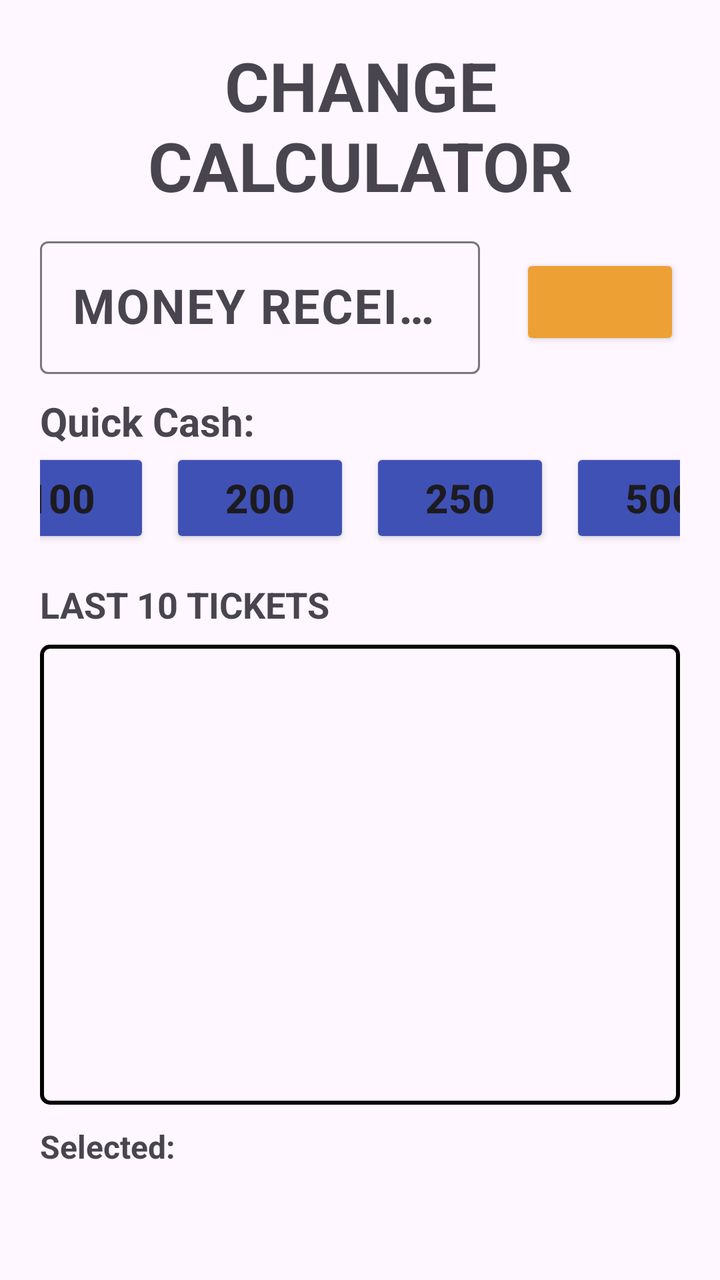
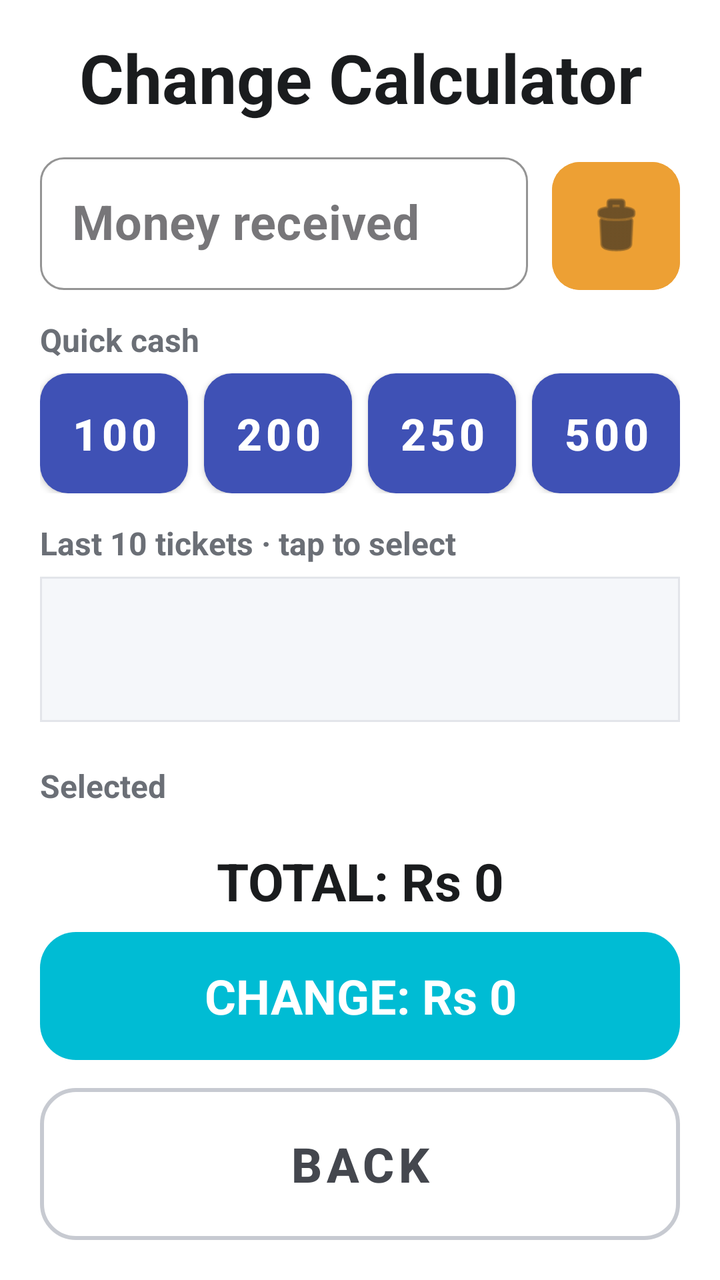

Screens rendered from an Android XML layout before and after an edit, with the pre-edit source and the edit as a unified diff.
<!-- AndroidManifest.xml: application theme Theme.BusTicketPOS -->
<!-- res/layout/activity_calculator.xml -->
<?xml version="1.0" encoding="utf-8"?>
<LinearLayout xmlns:android="http://schemas.android.com/apk/res/android"
    xmlns:app="http://schemas.android.com/apk/res-auto"
    xmlns:tools="http://schemas.android.com/tools"
    android:id="@+id/main"
    android:layout_width="match_parent"
    android:layout_height="match_parent"
    android:orientation="vertical"
    tools:context=".Calculator">

    <LinearLayout
        android:layout_width="match_parent"
        android:layout_height="wrap_content"
        android:orientation="vertical"
        android:paddingLeft="20dp"
        android:paddingTop="20dp"
        android:paddingRight="20dp"
        android:paddingBottom="20dp">

        <TextView
            android:id="@+id/textView2"
            android:layout_width="match_parent"
            android:layout_height="wrap_content"
            android:text="CHANGE CALCULATOR"
            android:textAlignment="center"
            android:textSize="34sp"
            android:textStyle="bold" />

        <LinearLayout
            android:layout_width="match_parent"
            android:layout_height="wrap_content"
            android:layout_marginTop="10dp"
            android:gravity="clip_horizontal|center_vertical"
            android:orientation="horizontal">

            <com.google.android.material.textfield.TextInputLayout
                android:layout_width="0dp"
                android:layout_height="wrap_content"
                android:layout_gravity="center_vertical"
                android:layout_marginRight="10dp"
                android:layout_weight="1"
                android:gravity="center_vertical">

                <EditText
                    android:id="@+id/money_received"
                    android:layout_width="match_parent"
                    android:layout_height="wrap_content"
                    android:layout_gravity="center_vertical"
                    android:hint="MONEY RECEIVED"
                    android:imeOptions="actionDone"
                    android:importantForAutofill="no"
                    android:inputType="number"
                    android:singleLine="true"
                    android:textAlignment="center"
                    android:textColorHint="#A1887F"
                    android:textSize="24sp"
                    android:textStyle="bold" />

            </com.google.android.material.textfield.TextInputLayout>

            <Button
                android:id="@+id/btn_clear"
                android:layout_width="80dp"
                android:layout_height="wrap_content"
                android:layout_gravity="center_vertical"
                android:layout_marginLeft="10dp"
                android:backgroundTint="#EDA034"
                android:contentDescription="Clear Button"
                android:gravity="center_horizontal|center_vertical"
                android:paddingLeft="0dp"
                android:paddingTop="0dp"
                android:paddingRight="0dp"
                android:paddingBottom="0dp"
                android:textColor="#000000"
                android:textSize="14sp"
                app:cornerRadius="10dp"
                app:icon="@android:drawable/ic_menu_delete"
                app:iconGravity="textStart"
                app:iconPadding="0dp"
                app:iconSize="30sp" />

        </LinearLayout>

        <TextView
            android:id="@+id/textView"
            android:layout_width="wrap_content"
            android:layout_height="wrap_content"
            android:layout_marginTop="10dp"
            android:text="Quick Cash:"
            android:textSize="20sp"
            android:textStyle="bold" />

        <LinearLayout
            android:layout_width="match_parent"
            android:layout_height="wrap_content"
            android:gravity="center_horizontal"
            android:orientation="horizontal">

            <Button
                android:id="@+id/quick_100"
                android:layout_width="90dp"
                android:layout_height="50dp"
                android:backgroundTint="#3F51B5"
                android:text="100"
                android:textSize="20sp"
                android:textStyle="bold"
                app:cornerRadius="0dp" />

            <Button
                android:id="@+id/quick_200"
                android:layout_width="90dp"
                android:layout_height="50dp"
                android:layout_marginLeft="10dp"
                android:backgroundTint="#3F51B5"
                android:text="200"
                android:textSize="20sp"
                android:textStyle="bold"
                app:cornerRadius="0dp" />

            <Button
                android:id="@+id/quick_250"
                android:layout_width="90dp"
                android:layout_height="50dp"
                android:layout_marginLeft="10dp"
                android:backgroundTint="#3F51B5"
                android:text="250"
                android:textSize="20sp"
                android:textStyle="bold"
                app:cornerRadius="0dp" />

            <Button
                android:id="@+id/quick_500"
                android:layout_width="90dp"
                android:layout_height="50dp"
                android:layout_marginLeft="10dp"
                android:backgroundTint="#3F51B5"
                android:text="500"
                android:textSize="20sp"
                android:textStyle="bold"
                app:cornerRadius="0dp" />
        </LinearLayout>

        
        
        

        <LinearLayout
            android:layout_width="match_parent"
            android:layout_height="wrap_content"
            android:layout_marginTop="16dp"
            android:gravity="center_vertical"
            android:orientation="horizontal">

            <TextView
                android:id="@+id/last_tickets_label"
                android:layout_width="0dp"
                android:layout_height="wrap_content"
                android:layout_weight="1"
                android:text="LAST 10 TICKETS"
                android:textSize="18sp"
                android:textStyle="bold" />

        </LinearLayout>

        <androidx.recyclerview.widget.RecyclerView
            android:id="@+id/rv_last_tickets"
            android:layout_width="match_parent"
            android:layout_height="230dp"
            android:layout_marginTop="8dp"
            android:background="@drawable/bg_recycler_border"
            android:paddingLeft="5dp"
            android:paddingTop="5dp"
            android:paddingRight="5dp"
            android:paddingBottom="5dp"
            tools:listitem="@layout/item_last_ticket" />

        
        <TextView
            android:layout_width="wrap_content"
            android:layout_height="wrap_content"
            android:layout_marginTop="10dp"
            android:text="Selected:"
            android:textSize="16sp"
            android:textStyle="bold" />

        <HorizontalScrollView
            android:layout_width="match_parent"
            android:layout_height="wrap_content"
            android:minHeight="50dp"
            android:scrollbars="none">

            <com.google.android.material.chip.ChipGroup
                android:id="@+id/chips_selected"
                android:layout_width="wrap_content"
                android:layout_height="wrap_content"
                app:chipSpacingHorizontal="6dp"
                app:singleLine="true" />

        </HorizontalScrollView>

        
        <TextView
            android:id="@+id/tv_total"
            android:layout_width="match_parent"
            android:layout_height="wrap_content"
            android:layout_marginTop="10dp"
            android:text="TOTAL: Rs 0"
            android:textAlignment="center"
            android:textSize="26sp"
            android:textStyle="bold" />

        
        <TextView
            android:id="@+id/tv_change"
            android:layout_width="350dp"
            android:layout_height="60dp"
            android:layout_gravity="center_horizontal"
            android:layout_marginTop="6dp"
            android:background="#00BCD4"
            android:gravity="center_vertical"
            android:text="CHANGE: Rs 0"
            android:textAlignment="center"
            android:textColor="#FFFFFF"
            android:textSize="26sp"
            android:textStyle="bold"
            tools:ignore="TextContrastCheck" />

    </LinearLayout>

    <LinearLayout
        android:layout_width="match_parent"
        android:layout_height="wrap_content"
        android:gravity="center_horizontal"
        android:orientation="vertical"
        android:paddingLeft="20dp"
        android:paddingRight="20dp">

        <Button
            android:id="@+id/btn_back"
            android:layout_width="350dp"
            android:layout_height="wrap_content"
            android:backgroundTint="#FF0000"
            android:text="Back"
            android:textSize="34sp"
            app:cornerRadius="0dp" />
    </LinearLayout>

</LinearLayout>
<!-- res/layout/item_last_ticket.xml (included above) -->
<?xml version="1.0" encoding="utf-8"?>
<LinearLayout xmlns:android="http://schemas.android.com/apk/res/android"
    android:layout_width="match_parent"
    android:layout_height="wrap_content"
    android:layout_marginBottom="8dp"
    android:orientation="horizontal"
    android:padding="12dp"
    android:background="#FFFFFF"
    android:elevation="2dp">

    <LinearLayout
        android:layout_width="0dp"
        android:layout_height="wrap_content"
        android:layout_weight="1"
        android:orientation="vertical">

        <TextView
            android:id="@+id/tv_faretype"
            android:layout_width="wrap_content"
            android:layout_height="wrap_content"
            android:text="FARETYPE"
            android:textSize="16sp"
            android:textStyle="bold" />

        <TextView
            android:id="@+id/tv_meta"
            android:layout_width="match_parent"
            android:layout_height="wrap_content"
            android:gravity="center_vertical"
            android:text="TIME • TRIP"
            android:textSize="13sp" />
    </LinearLayout>

    <TextView
        android:id="@+id/tv_amount"
        android:layout_width="wrap_content"
        android:layout_height="wrap_content"
        android:text="Rs X"
        android:textSize="20sp"
        android:textStyle="bold" />
</LinearLayout>
<!-- resources referenced by this layout -->
<resources>
  <!-- drawable bg_recycler_border (drawable) -->
  <shape xmlns:android="http://schemas.android.com/apk/res/android">
      <solid android:color="@android:color/transparent"/>
      <stroke
          android:width="2dp"
          android:color="@android:color/black"/>
      <corners android:radius="4dp"/>
  </shape>
  <!-- unchanged entries left out for length: 7 -->
</resources>

<!-- the commit's change to res/layout/activity_calculator.xml (unified diff, before → after) -->
@@ -5,188 +5,149 @@
     android:id="@+id/main"
     android:layout_width="match_parent"
     android:layout_height="match_parent"
+    android:background="@color/ui_surface"
     android:orientation="vertical"
+    android:paddingStart="20dp"
+    android:paddingTop="16dp"
+    android:paddingEnd="20dp"
+    android:paddingBottom="20dp"
     tools:context=".Calculator">
 
-    <LinearLayout
-        android:layout_width="match_parent"
-        android:layout_height="wrap_content"
-        android:orientation="vertical"
-        android:paddingLeft="20dp"
-        android:paddingTop="20dp"
-        android:paddingRight="20dp"
-        android:paddingBottom="20dp">
-
-        <TextView
-            android:id="@+id/textView2"
-            android:layout_width="match_parent"
-            android:layout_height="wrap_content"
-            android:text="CHANGE CALCULATOR"
-            android:textAlignment="center"
-            android:textSize="34sp"
+    <TextView
+        android:id="@+id/textView2"
+        style="@style/FlowTitle"
+        android:text="Change Calculator" />
+
+    
+    <LinearLayout
+        android:layout_width="match_parent"
+        android:layout_height="wrap_content"
+        android:layout_marginTop="12dp"
+        android:gravity="center_vertical"
+        android:orientation="horizontal">
+
+        <com.google.android.material.textfield.TextInputLayout
+            style="@style/WaybillInput"
+            android:hint="Money received">
+
+            <com.google.android.material.textfield.TextInputEditText
+                android:id="@+id/money_received"
+                android:layout_width="match_parent"
+                android:layout_height="wrap_content"
+                android:imeOptions="actionDone"
+                android:importantForAutofill="no"
+                android:inputType="number"
+                android:singleLine="true"
+                android:textColor="@color/ui_text_primary"
+                android:textSize="@dimen/ui_text_button"
+                android:textStyle="bold" />
+        </com.google.android.material.textfield.TextInputLayout>
+
+        <com.google.android.material.button.MaterialButton
+            android:id="@+id/btn_clear"
+            android:layout_width="64dp"
+            android:layout_height="64dp"
+            android:layout_marginStart="12dp"
+            android:layout_marginTop="4dp"
+            android:backgroundTint="#EDA034"
+            android:contentDescription="Clear Button"
+            android:insetTop="0dp"
+            android:insetBottom="0dp"
+            android:minWidth="0dp"
+            android:padding="0dp"
+            app:cornerRadius="14dp"
+            app:icon="@android:drawable/ic_menu_delete"
+            app:iconGravity="textStart"
+            app:iconPadding="0dp"
+            app:iconSize="34dp"
+            app:iconTint="#1A1C1E" />
+    </LinearLayout>
+
+    <TextView
+        android:id="@+id/textView"
+        android:layout_width="wrap_content"
+        android:layout_height="wrap_content"
+        android:layout_marginTop="14dp"
+        android:text="Quick cash"
+        android:textColor="@color/ui_text_secondary"
+        android:textSize="@dimen/ui_text_subtitle"
+        android:textStyle="bold" />
+
+    <LinearLayout
+        android:layout_width="match_parent"
+        android:layout_height="wrap_content"
+        android:layout_marginTop="6dp"
+        android:orientation="horizontal">
+
+        <com.google.android.material.button.MaterialButton
+            android:id="@+id/quick_100"
+            style="@style/CalcQuickCashButton"
+            android:text="100" />
+
+        <com.google.android.material.button.MaterialButton
+            android:id="@+id/quick_200"
+            style="@style/CalcQuickCashButton"
+            android:layout_marginStart="8dp"
+            android:text="200" />
+
+        <com.google.android.material.button.MaterialButton
+            android:id="@+id/quick_250"
+            style="@style/CalcQuickCashButton"
+            android:layout_marginStart="8dp"
+            android:text="250" />
+
+        <com.google.android.material.button.MaterialButton
+            android:id="@+id/quick_500"
+            style="@style/CalcQuickCashButton"
+            android:layout_marginStart="8dp"
+            android:text="500" />
+    </LinearLayout>
+
+    
+    <TextView
+        android:id="@+id/last_tickets_label"
+        android:layout_width="match_parent"
+        android:layout_height="wrap_content"
+        android:layout_marginTop="14dp"
+        android:text="Last 10 tickets · tap to select"
+        android:textColor="@color/ui_text_secondary"
+        android:textSize="@dimen/ui_text_subtitle"
+        android:textStyle="bold" />
+
+    <androidx.recyclerview.widget.RecyclerView
+        android:id="@+id/rv_last_tickets"
+        android:layout_width="match_parent"
+        android:layout_height="0dp"
+        android:layout_marginTop="6dp"
+        android:layout_weight="1"
+        android:background="@drawable/bg_recycler_border"
+        android:clipToPadding="false"
+        android:minHeight="160dp"
+        android:padding="5dp"
+        tools:listitem="@layout/item_last_ticket" />
+
+    
+    <LinearLayout
+        android:layout_width="match_parent"
+        android:layout_height="wrap_content"
+        android:layout_marginTop="8dp"
+        android:gravity="center_vertical"
+        android:minHeight="48dp"
+        android:orientation="horizontal">
+
+        <TextView
+            android:layout_width="wrap_content"
+            android:layout_height="wrap_content"
+            android:layout_marginEnd="8dp"
+            android:text="Selected"
+            android:textColor="@color/ui_text_secondary"
+            android:textSize="@dimen/ui_text_subtitle"
             android:textStyle="bold" />
 
-        <LinearLayout
-            android:layout_width="match_parent"
-            android:layout_height="wrap_content"
-            android:layout_marginTop="10dp"
-            android:gravity="clip_horizontal|center_vertical"
-            android:orientation="horizontal">
-
-            <com.google.android.material.textfield.TextInputLayout
-                android:layout_width="0dp"
-                android:layout_height="wrap_content"
-                android:layout_gravity="center_vertical"
-                android:layout_marginRight="10dp"
-                android:layout_weight="1"
-                android:gravity="center_vertical">
-
-                <EditText
-                    android:id="@+id/money_received"
-                    android:layout_width="match_parent"
-                    android:layout_height="wrap_content"
-                    android:layout_gravity="center_vertical"
-                    android:hint="MONEY RECEIVED"
-                    android:imeOptions="actionDone"
-                    android:importantForAutofill="no"
-                    android:inputType="number"
-                    android:singleLine="true"
-                    android:textAlignment="center"
-                    android:textColorHint="#A1887F"
-                    android:textSize="24sp"
-                    android:textStyle="bold" />
-
-            </com.google.android.material.textfield.TextInputLayout>
-
-            <Button
-                android:id="@+id/btn_clear"
-                android:layout_width="80dp"
-                android:layout_height="wrap_content"
-                android:layout_gravity="center_vertical"
-                android:layout_marginLeft="10dp"
-                android:backgroundTint="#EDA034"
-                android:contentDescription="Clear Button"
-                android:gravity="center_horizontal|center_vertical"
-                android:paddingLeft="0dp"
-                android:paddingTop="0dp"
-                android:paddingRight="0dp"
-                android:paddingBottom="0dp"
-                android:textColor="#000000"
-                android:textSize="14sp"
-                app:cornerRadius="10dp"
-                app:icon="@android:drawable/ic_menu_delete"
-                app:iconGravity="textStart"
-                app:iconPadding="0dp"
-                app:iconSize="30sp" />
-
-        </LinearLayout>
-
-        <TextView
-            android:id="@+id/textView"
-            android:layout_width="wrap_content"
-            android:layout_height="wrap_content"
-            android:layout_marginTop="10dp"
-            android:text="Quick Cash:"
-            android:textSize="20sp"
-            android:textStyle="bold" />
-
-        <LinearLayout
-            android:layout_width="match_parent"
-            android:layout_height="wrap_content"
-            android:gravity="center_horizontal"
-            android:orientation="horizontal">
-
-            <Button
-                android:id="@+id/quick_100"
-                android:layout_width="90dp"
-                android:layout_height="50dp"
-                android:backgroundTint="#3F51B5"
-                android:text="100"
-                android:textSize="20sp"
-                android:textStyle="bold"
-                app:cornerRadius="0dp" />
-
-            <Button
-                android:id="@+id/quick_200"
-                android:layout_width="90dp"
-                android:layout_height="50dp"
-                android:layout_marginLeft="10dp"
-                android:backgroundTint="#3F51B5"
-                android:text="200"
-                android:textSize="20sp"
-                android:textStyle="bold"
-                app:cornerRadius="0dp" />
-
-            <Button
-                android:id="@+id/quick_250"
-                android:layout_width="90dp"
-                android:layout_height="50dp"
-                android:layout_marginLeft="10dp"
-                android:backgroundTint="#3F51B5"
-                android:text="250"
-                android:textSize="20sp"
-                android:textStyle="bold"
-                app:cornerRadius="0dp" />
-
-            <Button
-                android:id="@+id/quick_500"
-                android:layout_width="90dp"
-                android:layout_height="50dp"
-                android:layout_marginLeft="10dp"
-                android:backgroundTint="#3F51B5"
-                android:text="500"
-                android:textSize="20sp"
-                android:textStyle="bold"
-                app:cornerRadius="0dp" />
-        </LinearLayout>
-
-        
-        
-        
-
-        <LinearLayout
-            android:layout_width="match_parent"
-            android:layout_height="wrap_content"
-            android:layout_marginTop="16dp"
-            android:gravity="center_vertical"
-            android:orientation="horizontal">
-
-            <TextView
-                android:id="@+id/last_tickets_label"
-                android:layout_width="0dp"
-                android:layout_height="wrap_content"
-                android:layout_weight="1"
-                android:text="LAST 10 TICKETS"
-                android:textSize="18sp"
-                android:textStyle="bold" />
-
-        </LinearLayout>
-
-        <androidx.recyclerview.widget.RecyclerView
-            android:id="@+id/rv_last_tickets"
-            android:layout_width="match_parent"
-            android:layout_height="230dp"
-            android:layout_marginTop="8dp"
-            android:background="@drawable/bg_recycler_border"
-            android:paddingLeft="5dp"
-            android:paddingTop="5dp"
-            android:paddingRight="5dp"
-            android:paddingBottom="5dp"
-            tools:listitem="@layout/item_last_ticket" />
-
-        
-        <TextView
-            android:layout_width="wrap_content"
-            android:layout_height="wrap_content"
-            android:layout_marginTop="10dp"
-            android:text="Selected:"
-            android:textSize="16sp"
-            android:textStyle="bold" />
-
         <HorizontalScrollView
-            android:layout_width="match_parent"
-            android:layout_height="wrap_content"
-            android:minHeight="50dp"
+            android:layout_width="0dp"
+            android:layout_height="wrap_content"
+            android:layout_weight="1"
             android:scrollbars="none">
 
             <com.google.android.material.chip.ChipGroup
@@ -195,55 +156,46 @@
                 android:layout_height="wrap_content"
                 app:chipSpacingHorizontal="6dp"
                 app:singleLine="true" />
-
         </HorizontalScrollView>
-
-        
-        <TextView
-            android:id="@+id/tv_total"
+    </LinearLayout>
+
+    <TextView
+        android:id="@+id/tv_total"
+        android:layout_width="match_parent"
+        android:layout_height="wrap_content"
+        android:layout_marginTop="6dp"
+        android:gravity="center"
+        android:text="TOTAL: Rs 0"
+        android:textColor="@color/ui_text_primary"
+        android:textSize="@dimen/ui_text_tile"
+        android:textStyle="bold" />
+
+    
+    <FrameLayout
+        android:layout_width="match_parent"
+        android:layout_height="64dp"
+        android:layout_marginTop="8dp"
+        android:background="@drawable/bg_calc_change_frame"
+        android:clipToOutline="true">
+
+        <TextView
+            android:id="@+id/tv_change"
             android:layout_width="match_parent"
-            android:layout_height="wrap_content"
-            android:layout_marginTop="10dp"
-            android:text="TOTAL: Rs 0"
-            android:textAlignment="center"
-            android:textSize="26sp"
-            android:textStyle="bold" />
-
-        
-        <TextView
-            android:id="@+id/tv_change"
-            android:layout_width="350dp"
-            android:layout_height="60dp"
-            android:layout_gravity="center_horizontal"
-            android:layout_marginTop="6dp"
+            android:layout_height="match_parent"
             android:background="#00BCD4"
-            android:gravity="center_vertical"
+            android:gravity="center"
             android:text="CHANGE: Rs 0"
-            android:textAlignment="center"
             android:textColor="#FFFFFF"
-            android:textSize="26sp"
+            android:textSize="@dimen/ui_text_button"
             android:textStyle="bold"
             tools:ignore="TextContrastCheck" />
-
-    </LinearLayout>
-
-    <LinearLayout
-        android:layout_width="match_parent"
-        android:layout_height="wrap_content"
-        android:gravity="center_horizontal"
-        android:orientation="vertical"
-        android:paddingLeft="20dp"
-        android:paddingRight="20dp">
-
-        <Button
-            android:id="@+id/btn_back"
-            android:layout_width="350dp"
-            android:layout_height="wrap_content"
-            android:backgroundTint="#FF0000"
-            android:text="Back"
-            android:textSize="34sp"
-            app:cornerRadius="0dp" />
-    </LinearLayout>
+    </FrameLayout>
+
+    <com.google.android.material.button.MaterialButton
+        android:id="@+id/btn_back"
+        style="@style/FlowSecondaryButton"
+        android:layout_marginTop="14dp"
+        android:text="BACK" />
 
 </LinearLayout>
 <!-- res/layout/item_last_ticket.xml (included above) -->
@@ -251,11 +203,15 @@
 <LinearLayout xmlns:android="http://schemas.android.com/apk/res/android"
     android:layout_width="match_parent"
     android:layout_height="wrap_content"
-    android:layout_marginBottom="8dp"
+    android:layout_marginBottom="6dp"
+    android:background="@drawable/bg_ticket_normal"
+    android:gravity="center_vertical"
+    android:minHeight="64dp"
     android:orientation="horizontal"
-    android:padding="12dp"
-    android:background="#FFFFFF"
-    android:elevation="2dp">
+    android:paddingStart="14dp"
+    android:paddingTop="8dp"
+    android:paddingEnd="14dp"
+    android:paddingBottom="8dp">
 
     <LinearLayout
         android:layout_width="0dp"
@@ -268,23 +224,29 @@
             android:layout_width="wrap_content"
             android:layout_height="wrap_content"
             android:text="FARETYPE"
-            android:textSize="16sp"
+            android:textColor="@color/ui_text_primary"
+            android:textSize="17sp"
             android:textStyle="bold" />
 
         <TextView
             android:id="@+id/tv_meta"
             android:layout_width="match_parent"
             android:layout_height="wrap_content"
-            android:gravity="center_vertical"
+            android:layout_marginTop="2dp"
+            android:ellipsize="end"
+            android:singleLine="true"
             android:text="TIME • TRIP"
-            android:textSize="13sp" />
+            android:textColor="@color/ui_text_secondary"
+            android:textSize="14sp" />
     </LinearLayout>
 
     <TextView
         android:id="@+id/tv_amount"
         android:layout_width="wrap_content"
         android:layout_height="wrap_content"
+        android:layout_marginStart="12dp"
         android:text="Rs X"
-        android:textSize="20sp"
+        android:textColor="@color/ui_text_primary"
+        android:textSize="22sp"
         android:textStyle="bold" />
 </LinearLayout>
<!-- resource entries referenced after the edit -->
@@ -1,13 +1,90 @@
 <!-- resources referenced by this layout -->
 <resources>
+  <color name="ui_surface">#FFFFFF</color>
+  <color name="ui_text_primary">#1A1C1E</color>
+  <color name="ui_text_secondary">#6B6F76</color>
+  <dimen name="ui_text_button">24sp</dimen>
+  <dimen name="ui_text_subtitle">16sp</dimen>
+  <dimen name="ui_text_tile">26sp</dimen>
+  <!-- drawable bg_calc_change_frame (drawable) -->
+  <?xml version="1.0" encoding="utf-8"?>
+  <shape xmlns:android="http://schemas.android.com/apk/res/android"
+      android:shape="rectangle">
+      <solid android:color="@android:color/transparent" />
+      <corners android:radius="@dimen/ui_corner" />
+  </shape>
   <!-- drawable bg_recycler_border (drawable) -->
   <shape xmlns:android="http://schemas.android.com/apk/res/android">
-      <solid android:color="@android:color/transparent"/>
+      <solid android:color="@color/ui_surface_muted" />
       <stroke
-          android:width="2dp"
-          android:color="@android:color/black"/>
-      <corners android:radius="4dp"/>
+          android:width="1dp"
+          android:color="@color/ui_border" />
+      />
   </shape>
+  <!-- drawable bg_ticket_normal (drawable) -->
+  <shape xmlns:android="http://schemas.android.com/apk/res/android">
+      <solid android:color="@color/ui_surface" />
+      <stroke
+          android:width="1dp"
+          android:color="@color/ui_border" />
+      <corners android:radius="12dp" />
+  </shape>
+  <style name="CalcQuickCashButton" parent="Widget.MaterialComponents.Button">
+          <item name="android:layout_width">0dp</item>
+          <item name="android:layout_height">60dp</item>
+          <item name="android:layout_weight">1</item>
+          <item name="android:insetTop">0dp</item>
+          <item name="android:insetBottom">0dp</item>
+          <item name="android:minWidth">0dp</item>
+          <item name="android:paddingStart">0dp</item>
+          <item name="android:paddingEnd">0dp</item>
+          <item name="android:textColor">@color/ui_surface</item>
+          <item name="android:textSize">22sp</item>
+          <item name="android:textStyle">bold</item>
+          <item name="backgroundTint">#3F51B5</item>
+          <item name="cornerRadius">14dp</item>
+      </style>
+  <style name="FlowSecondaryButton" parent="Widget.MaterialComponents.Button.OutlinedButton">
+          <item name="android:layout_width">match_parent</item>
+          <item name="android:layout_height">@dimen/ui_button_height</item>
+          <item name="android:insetTop">0dp</item>
+          <item name="android:insetBottom">0dp</item>
+          <item name="android:textAllCaps">false</item>
+          <item name="android:textColor">@color/ui_text_body</item>
+          <item name="android:textSize">@dimen/ui_text_button</item>
+          <item name="android:textStyle">bold</item>
+          <item name="strokeColor">@color/ui_border_strong</item>
+          <item name="strokeWidth">2dp</item>
+          <item name="cornerRadius">@dimen/ui_corner</item>
+      </style>
+  <style name="FlowTitle">
+          <item name="android:layout_width">match_parent</item>
+          <item name="android:layout_height">wrap_content</item>
+          <item name="android:gravity">center</item>
+          <item name="android:textColor">@color/ui_text_primary</item>
+          <item name="android:textSize">@dimen/ui_text_title</item>
+          <item name="android:textStyle">bold</item>
+      </style>
+  <style name="WaybillInput" parent="Widget.MaterialComponents.TextInputLayout.OutlinedBox">
+          <item name="android:layout_width">0dp</item>
+          <item name="android:layout_height">wrap_content</item>
+          <item name="android:layout_weight">1</item>
+          <item name="boxCornerRadiusTopStart">12dp</item>
+          <item name="boxCornerRadiusTopEnd">12dp</item>
+          <item name="boxCornerRadiusBottomStart">12dp</item>
+          <item name="boxCornerRadiusBottomEnd">12dp</item>
+          <item name="boxStrokeColor">#031FB8</item>
+          <item name="hintTextColor">#031FB8</item>
+          <item name="prefixText">Rs </item>
+          <item name="prefixTextColor">#6B6F76</item>
+      </style>
+  <dimen name="ui_corner">18dp</dimen>
+  <color name="ui_surface_muted">#F5F7FA</color>
+  <color name="ui_border">#E3E5EA</color>
+  <dimen name="ui_button_height">76dp</dimen>
+  <color name="ui_text_body">#44474E</color>
+  <color name="ui_border_strong">#C7CAD1</color>
+  <dimen name="ui_text_title">34sp</dimen>
   <!-- unchanged entries left out for length: 7 -->
 </resources>
 
